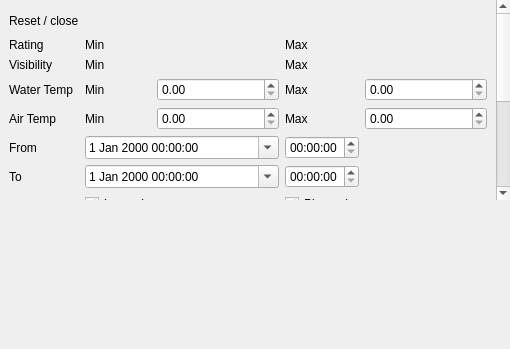
Before: the Qt Designer form desktop-widgets/filterwidget2.ui in subsurface/subsurface, drawn with Qt 5.
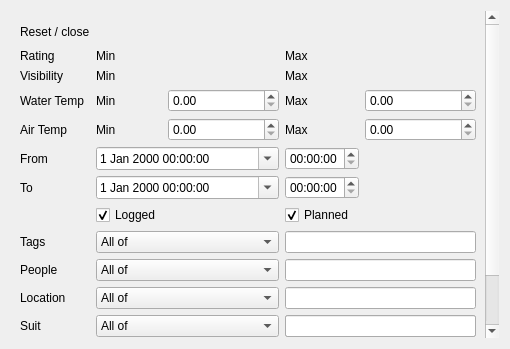
After: the same form once the commit is applied. Icons and pictures are not drawn. Custom widgets are drawn as their Qt base class.

Commit message:
Fixed filter scrollarea not adjusting to parent height
Changed the Qt Layout for FilterWidget2 to "Lay Out on a Grid" to
allow the scrollarea to adjust when the height of FilterWidget2
changes. Fixes issues #2174.

Patch:
```diff
--- a/desktop-widgets/filterwidget2.ui
+++ b/desktop-widgets/filterwidget2.ui
@@ -13,15 +13,9 @@
   <property name="windowTitle">
    <string>Form</string>
   </property>
+  <layout class="QGridLayout" name="gridLayout_2">
+   <item row="0" column="0">
   <widget class="QScrollArea" name="scrollArea">
-   <property name="geometry">
-    <rect>
-     <x>0</x>
-     <y>0</y>
-     <width>510</width>
-     <height>200</height>
-    </rect>
-   </property>
    <property name="frameShape">
     <enum>QFrame::NoFrame</enum>
    </property>
@@ -36,8 +30,8 @@
      <rect>
       <x>0</x>
       <y>0</y>
-      <width>510</width>
-      <height>200</height>
+        <width>486</width>
+        <height>487</height>
      </rect>
     </property>
     <layout class="QGridLayout" name="gridLayout">
@@ -468,6 +462,8 @@
     </layout>
    </widget>
   </widget>
+   </item>
+  </layout>
  </widget>
  <customwidgets>
   <customwidget>
```
Lines whose indentation alone changed are shown as unchanged.
